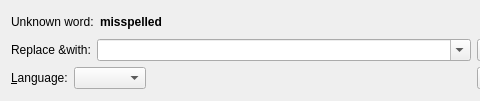
This is src/spellcheck/spellcheckbar.ui in KDE/ktexteditor as Qt 5 draws it before an edit; both pictures show x 0 to 480 and y 0 to 101 of the 740 by 101 pixel window. The edited form follows.
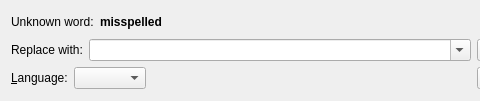
This is the edited form. Custom widgets are drawn as their Qt base class.

Commit message: remove & from button text BUG: 345937

Patch:
```diff
--- a/src/spellcheck/spellcheckbar.ui
+++ b/src/spellcheck/spellcheckbar.ui
@@ -89,7 +89,7 @@
 &lt;/qt&gt;</string>
          </property>
          <property name="text">
-          <string>Replace &amp;with:</string>
+          <string>Replace with:</string>
          </property>
         </widget>
        </item>
```
